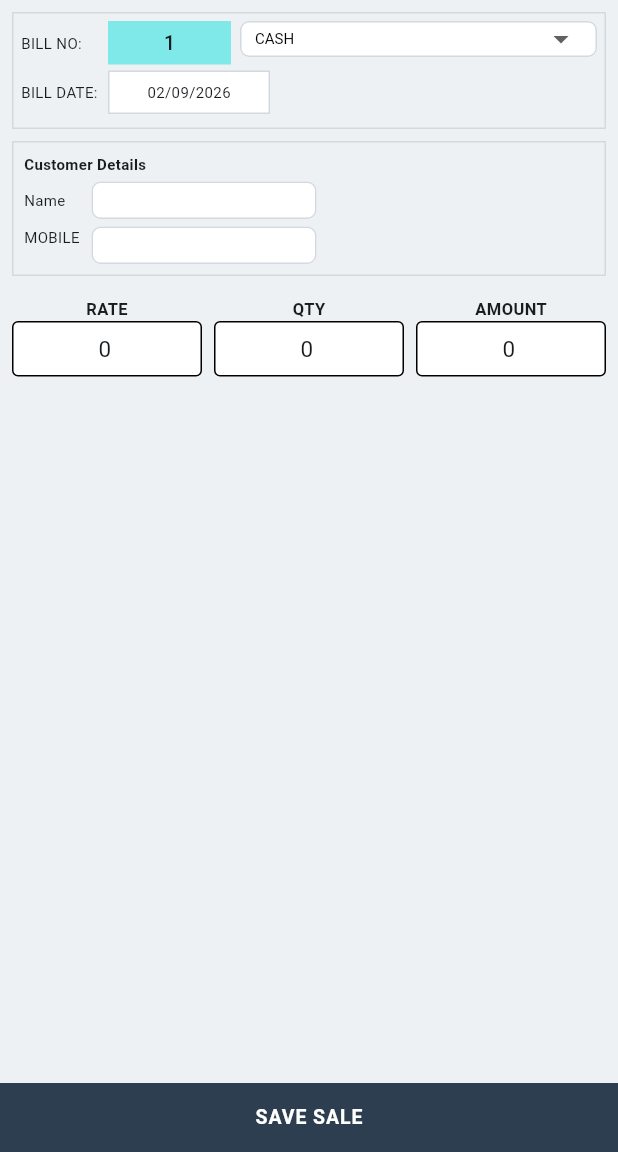
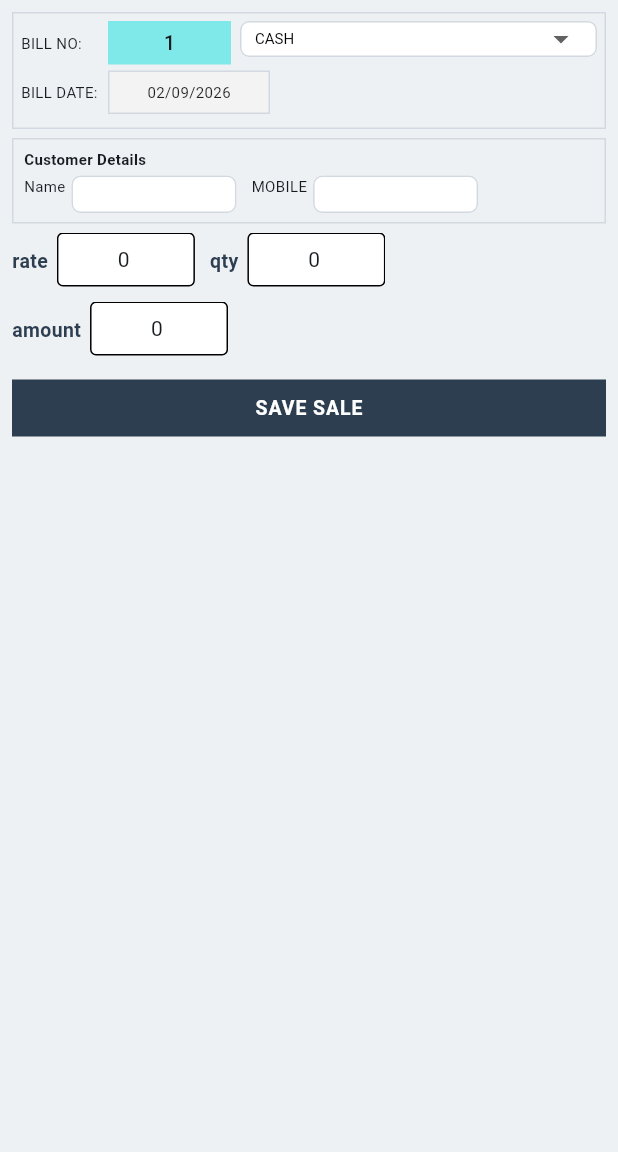
Before and after one commit to Vigneshwari116/sales, a Flutter app: the SalesBillScreen screen opened directly, on a phone screen of 412 x 824 dp, the part 84-1236 px from its top. Run offline on Flutter 3.47's test engine with Material 3 defaults, Android fonts, the phone set to English and light mode, and no system bars; our stand-ins replace connectivity_plus, pdf, printing, shared_preferences, sqflite, sqflite_common_ffi; accounts and stored records are empty; statements that could not run were skipped.

Commit message:
Polish sales bill layout, table columns, delete icon, and receipt PDF
- Make bill date read-only and compact name/mobile on one row
- Reorder excel columns to S.no, rate, qty, amount, total, CGST, SGST, IGST
- Show delete X on every row; inline bold rate/qty/amount entry labels
- Move SAVE SALE directly below table with smaller bar; tighten spacing
- Center receipt PDF on compact 80mm page sized to content

Co-authored-by: Vigneshwari116 <Vigneshwari116@users.noreply.github.com>

```diff
--- a/lib/screen/sales_bill_screen.dart
+++ b/lib/screen/sales_bill_screen.dart
@@ -50,8 +50,9 @@ class _SalesBillScreenState extends State<SalesBillScreen> {
   // ============================================================
 
   static const Color billNoColor = Color(0xFF7FE8E8);
-  static const double _entryBoxWidth = 100;
-  static const double _entryBoxHeight = 42;
+  static const double _entryBoxWidth = 92;
+  static const double _entryBoxHeight = 38;
+  static const double _entryLabelSize = 13.0;
   static const double _desktopBreakpoint = 900;
   static const double _sidebarBreakpoint = 700;
   static const double _sidebarWidth = 200;
@@ -459,10 +460,6 @@ class _SalesBillScreenState extends State<SalesBillScreen> {
   }
 
   void _removeItem(int index) {
-    if (!_editUnlocked) {
-      return;
-    }
-
     setState(() {
       _items.removeAt(index);
 
@@ -929,27 +926,26 @@ class _SalesBillScreenState extends State<SalesBillScreen> {
               children: [
                 _buildTopArea(),
                 const SizedBox(height: 6),
-                Center(child: _buildRateQtyAmount()),
+                _buildRateQtyAmount(),
                 const SizedBox(height: 6),
                 Align(
                   alignment: Alignment.topLeft,
                   child: _buildItemTableSection(),
                 ),
-              ],
-            ),
-          ),
-        ),
+                const SizedBox(height: 8),
                 _buildSaveSaleBar(),
               ],
+            ),
+          ),
+        ),
+      ],
     );
   }
 
   Widget _buildSaveSaleBar() {
-    return SafeArea(
-      top: false,
-      child: SizedBox(
+    return SizedBox(
       width: double.infinity,
-        height: 46,
+      height: 38,
       child: ElevatedButton(
         key: const Key('save_sale_bar_button'),
         onPressed: _saveBill,
@@ -958,6 +954,7 @@ class _SalesBillScreenState extends State<SalesBillScreen> {
           foregroundColor: Colors.white,
           elevation: 0,
           shape: const RoundedRectangleBorder(),
+          padding: const EdgeInsets.symmetric(vertical: 8),
           textStyle: const TextStyle(
             fontSize: AppTextSizes.buttonText,
             fontWeight: FontWeight.w700,
@@ -966,7 +963,6 @@ class _SalesBillScreenState extends State<SalesBillScreen> {
         ),
         child: const Text('SAVE SALE'),
       ),
-      ),
     );
   }
 
@@ -976,22 +972,24 @@ class _SalesBillScreenState extends State<SalesBillScreen> {
       children: [
         Expanded(
           child: SingleChildScrollView(
-            padding: const EdgeInsets.fromLTRB(8, 8, 8, 8),
+            padding: const EdgeInsets.fromLTRB(8, 8, 8, 4),
             child: Column(
               crossAxisAlignment: CrossAxisAlignment.stretch,
+              mainAxisSize: MainAxisSize.min,
               children: [
                 _buildBillDetails(mobile: true),
+                const SizedBox(height: 6),
+                _buildCustomerDetails(),
+                const SizedBox(height: 6),
+                _buildRateQtyAmount(mobile: true),
+                const SizedBox(height: 6),
+                _buildItemTableSection(mobile: true),
                 const SizedBox(height: 8),
-                _buildCustomerDetails(),
-                const SizedBox(height: 10),
-                _buildRateQtyAmount(mobile: true),
-                const SizedBox(height: 10),
-                _buildItemTableSection(mobile: true),
-              ],
-            ),
-          ),
-        ),
                 _buildSaveSaleBar(),
+              ],
+            ),
+          ),
+        ),
       ],
     );
   }
@@ -1043,15 +1041,12 @@ class _SalesBillScreenState extends State<SalesBillScreen> {
     return Row(
       crossAxisAlignment: CrossAxisAlignment.start,
       children: [
-        Expanded(
-          flex: 4,
+        SizedBox(
+          width: 300,
           child: _buildBillDetails(),
         ),
-        const SizedBox(width: 6),
-        Expanded(
-          flex: 6,
-          child: _buildCustomerDetails(),
-        ),
+        const SizedBox(width: 8),
+        _buildCustomerDetails(),
       ],
     );
   }
@@ -1202,33 +1197,24 @@ class _SalesBillScreenState extends State<SalesBillScreen> {
               ),
 
               InkWell(
-                onTap: _selectDate,
-
+                onTap: null,
                 child: Container(
                   width: 108,
                   height: 29,
-
-                  alignment:
-                  Alignment.center,
-
-                  decoration:
-                  BoxDecoration(
-                    color: Colors.white,
-                    border:
-                    Border.all(
-                      color:
-                      AppColors.border,
-                    ),
-                  ),
-
+                  alignment: Alignment.center,
+                  decoration: BoxDecoration(
+                    color: const Color(0xFFF3F3F3),
+                    border: Border.all(
+                      color: AppColors.border,
+                    ),
+                  ),
                   child: Text(
                     '${_billDate.day.toString().padLeft(2, '0')}/'
                         '${_billDate.month.toString().padLeft(2, '0')}/'
                         '${_billDate.year}',
-
-                    style:
-                    const TextStyle(
+                    style: const TextStyle(
                       fontSize: 10,
+                      color: Colors.black87,
                     ),
                   ),
                 ),
@@ -1251,61 +1237,49 @@ class _SalesBillScreenState extends State<SalesBillScreen> {
       decoration: BoxDecoration(
         border: Border.all(color: AppColors.border),
       ),
-      padding: const EdgeInsets.all(7),
+      padding: const EdgeInsets.symmetric(horizontal: 7, vertical: 6),
       child: Column(
         crossAxisAlignment: CrossAxisAlignment.start,
+        mainAxisSize: MainAxisSize.min,
         children: [
           const Text(
             'Customer Details',
             style: TextStyle(fontSize: 10, fontWeight: FontWeight.bold),
           ),
-          const SizedBox(height: 5),
+          const SizedBox(height: 4),
           Row(
-            children: [
-              const SizedBox(
-                width: 45,
-                child: Text(
+            mainAxisSize: MainAxisSize.min,
+            crossAxisAlignment: CrossAxisAlignment.start,
+            children: [
+              const Text(
                 'Name',
-                  style: TextStyle(
-                    fontSize: 10,
-                  ),
-                ),
-              ),
+                style: TextStyle(fontSize: 10),
+              ),
+              const SizedBox(width: 4),
               SizedBox(
-                width: 150,
+                width: 110,
                 child: _smallTextField(
                   _customerNameController,
                 ),
               ),
-            ],
-          ),
-          const SizedBox(height: 5),
-          Row(
-            crossAxisAlignment: CrossAxisAlignment.start,
-            children: [
-              const SizedBox(
-                width: 45,
-                child: Text(
+              const SizedBox(width: 10),
+              const Text(
                 'MOBILE',
-                  style: TextStyle(
-                    fontSize: 10,
-                  ),
-                ),
-              ),
-              Expanded(
-                child: Column(
-                  crossAxisAlignment: CrossAxisAlignment.start,
-                  children: [
-                    GestureDetector(
+                style: TextStyle(fontSize: 10),
+              ),
+              const SizedBox(width: 4),
+              SizedBox(
+                width: 110,
+                child: GestureDetector(
                   onDoubleTap: _onMobileDoubleTap,
-                      child: SizedBox(
-                        width: 150,
                   child: _smallTextField(
                     _mobileController,
                     number: true,
                     fieldKey: const Key('bill_mobile_field'),
                   ),
                 ),
+              ),
+            ],
           ),
           if (_showPasswordField && !_editUnlocked) ...[
             const SizedBox(height: 6),
@@ -1346,8 +1320,7 @@ class _SalesBillScreenState extends State<SalesBillScreen> {
                     key: const Key('bill_edit_password_ok'),
                     onPressed: _tryUnlockEdit,
                     style: ElevatedButton.styleFrom(
-                                padding:
-                                    const EdgeInsets.symmetric(horizontal: 10),
+                      padding: const EdgeInsets.symmetric(horizontal: 10),
                       minimumSize: const Size(0, 30),
                       tapTargetSize: MaterialTapTargetSize.shrinkWrap,
                     ),
@@ -1378,11 +1351,6 @@ class _SalesBillScreenState extends State<SalesBillScreen> {
                   color: AppColors.success,
                 ),
               ),
-                      ),
-                  ],
-                ),
-              ),
-            ],
             ),
         ],
       ),
@@ -1454,14 +1422,13 @@ class _SalesBillScreenState extends State<SalesBillScreen> {
     );
   }
 
-  Widget _buildEntryField({
+  Widget _buildInlineEntryField({
     required String label,
     required TextEditingController controller,
     FocusNode? focusNode,
     ValueChanged<String>? onChanged,
     VoidCallback? onSubmitted,
     bool readOnly = false,
-    bool fullWidth = false,
     bool blockTabTraversal = false,
     TextInputAction? textInputAction,
     Key? fieldKey,
@@ -1484,7 +1451,7 @@ class _SalesBillScreenState extends State<SalesBillScreen> {
       onChanged: onChanged,
       onSubmitted: onSubmitted == null ? null : (_) => onSubmitted(),
       decoration: _entryDecoration(),
-      style: const TextStyle(fontSize: 15, height: 1),
+      style: const TextStyle(fontSize: 14, height: 1),
     );
 
     if (blockTabTraversal) {
@@ -1500,21 +1467,37 @@ class _SalesBillScreenState extends State<SalesBillScreen> {
       );
     }
 
-    return _buildEntryBox(
-      label: label,
-      fullWidth: fullWidth,
-      child: field,
+    return Row(
+      mainAxisSize: MainAxisSize.min,
+      crossAxisAlignment: CrossAxisAlignment.center,
+      children: [
+        Text(
+          label,
+          style: const TextStyle(
+            fontSize: _entryLabelSize,
+            fontWeight: FontWeight.w700,
+            color: AppColors.navy,
+          ),
+        ),
+        const SizedBox(width: 6),
+        SizedBox(
+          width: _entryBoxWidth,
+          height: _entryBoxHeight,
+          child: ClipRect(child: field),
+        ),
+      ],
     );
   }
 
   Widget _buildRateQtyAmount({bool mobile = false}) {
     final fields = mobile
-        ? Row(
-            crossAxisAlignment: CrossAxisAlignment.end,
-            children: [
-              Expanded(
-                child: _buildEntryField(
-                  label: 'RATE',
+        ? Wrap(
+            spacing: 10,
+            runSpacing: 8,
+            crossAxisAlignment: WrapCrossAlignment.center,
+            children: [
+              _buildInlineEntryField(
+                label: 'rate',
                 controller: _rateController,
                 focusNode: _rateFocus,
                 onChanged: _rateChanged,
@@ -1522,13 +1505,9 @@ class _SalesBillScreenState extends State<SalesBillScreen> {
                 blockTabTraversal: true,
                 textInputAction: TextInputAction.next,
                 fieldKey: const Key('bill_rate_field'),
-                  fullWidth: true,
-                ),
-              ),
-              const SizedBox(width: 8),
-              Expanded(
-                child: _buildEntryField(
-                  label: 'QTY',
+              ),
+              _buildInlineEntryField(
+                label: 'qty',
                 controller: _qtyController,
                 focusNode: _qtyFocus,
                 onChanged: _qtyChanged,
@@ -1536,26 +1515,20 @@ class _SalesBillScreenState extends State<SalesBillScreen> {
                 blockTabTraversal: true,
                 textInputAction: TextInputAction.done,
                 fieldKey: const Key('bill_qty_field'),
-                  fullWidth: true,
-                ),
-              ),
-              const SizedBox(width: 8),
-              Expanded(
-                child: _buildEntryField(
-                  label: 'AMOUNT',
+              ),
+              _buildInlineEntryField(
+                label: 'amount',
                 controller: _amountController,
                 readOnly: true,
-                  fullWidth: true,
-                ),
               ),
             ],
           )
         : Row(
             mainAxisSize: MainAxisSize.min,
-            crossAxisAlignment: CrossAxisAlignment.end,
-            children: [
-              _buildEntryField(
-                label: 'RATE',
+            crossAxisAlignment: CrossAxisAlignment.center,
+            children: [
+              _buildInlineEntryField(
+                label: 'rate',
                 controller: _rateController,
                 focusNode: _rateFocus,
                 onChanged: _rateChanged,
@@ -1564,9 +1537,9 @@ class _SalesBillScreenState extends State<SalesBillScreen> {
                 textInputAction: TextInputAction.next,
                 fieldKey: const Key('bill_rate_field'),
               ),
-              const SizedBox(width: 12),
-              _buildEntryField(
-                label: 'QTY',
+              const SizedBox(width: 14),
+              _buildInlineEntryField(
+                label: 'qty',
                 controller: _qtyController,
                 focusNode: _qtyFocus,
                 onChanged: _qtyChanged,
@@ -1575,9 +1548,9 @@ class _SalesBillScreenState extends State<SalesBillScreen> {
                 textInputAction: TextInputAction.done,
                 fieldKey: const Key('bill_qty_field'),
               ),
-              const SizedBox(width: 12),
-              _buildEntryField(
-                label: 'AMOUNT',
+              const SizedBox(width: 14),
+              _buildInlineEntryField(
+                label: 'amount',
                 controller: _amountController,
                 readOnly: true,
               ),
@@ -1587,7 +1560,7 @@ class _SalesBillScreenState extends State<SalesBillScreen> {
     return Column(
       mainAxisSize: MainAxisSize.min,
       crossAxisAlignment:
-          mobile ? CrossAxisAlignment.stretch : CrossAxisAlignment.center,
+          mobile ? CrossAxisAlignment.start : CrossAxisAlignment.start,
       children: [
         fields,
         if (_rateError != null) ...[
@@ -1614,58 +1587,15 @@ class _SalesBillScreenState extends State<SalesBillScreen> {
     );
   }
 
-  Widget _buildEntryBox({
-    required String label,
-    required Widget child,
-    bool fullWidth = false,
-  }) {
-    return SizedBox(
-      width: fullWidth ? double.infinity : _entryBoxWidth,
-      child: Column(
-        mainAxisSize: MainAxisSize.min,
-        children: [
-          SizedBox(
-            height: 18,
-            child: Align(
-              alignment: Alignment.bottomCenter,
-              child: Text(
-                label,
-                maxLines: 1,
-                overflow: TextOverflow.ellipsis,
-                style: const TextStyle(
-                  fontWeight: FontWeight.bold,
-                  fontSize: 11,
-                  height: 1,
-                ),
-              ),
-            ),
-          ),
-          const SizedBox(height: 2),
-          SizedBox(
-            height: _entryBoxHeight,
-            width: fullWidth ? double.infinity : _entryBoxWidth,
-            child: ClipRect(
-              child: child,
-            ),
-          ),
-        ],
-      ),
-    );
-  }
-
   // ============================================================
   // ITEM TABLE
   //
   // BEFORE ITEM (Enter on Qty adds first row):
   //
-  // S.NO | QTY | RATE | AMOUNT | Total
-  //
-  // AFTER ITEM:
-  //
-  // S.NO | QTY | RATE | AMOUNT | Total | CGST % | SGST % | IGST
-  // ============================================================
-
-  double _tableWidth(bool showTax) => showTax ? 624 : 480;
+  // S.NO | RATE | QTY | AMOUNT | Total | CGST % | SGST % | IGST | X
+  // ============================================================
+
+  double _tableWidth(bool showTax) => (showTax ? 624 : 480) + 34;
 
   Widget _buildItemTableSection({bool mobile = false}) {
     if (_items.isEmpty) {
@@ -1676,7 +1606,7 @@ class _SalesBillScreenState extends State<SalesBillScreen> {
     final width = _tableWidth(showTax);
 
     return Container(
-      padding: const EdgeInsets.all(6),
+      padding: const EdgeInsets.all(4),
       decoration: BoxDecoration(
         color: AppColors.cardWhite,
         border: Border.all(color: AppColors.border),
@@ -1744,8 +1674,8 @@ class _SalesBillScreenState extends State<SalesBillScreen> {
       child: Row(
         children: [
           _tableHeaderCell('S.no', 55),
+          _tableHeaderCell('RATE', 75),
           _tableHeaderCell('Qty', 65),
-          _tableHeaderCell('RATE', 75),
           _tableHeaderCell('AMOUNT', 95),
           _tableHeaderCell('Total', 95, last: !showTax),
           if (showTax) ...[
@@ -1753,7 +1683,7 @@ class _SalesBillScreenState extends State<SalesBillScreen> {
             _tableHeaderCell('SGST %', 70),
             _tableHeaderCell('IGST', 65),
           ],
-          if (_editUnlocked) _tableDeleteHeaderCell(),
+          _tableDeleteHeaderCell(),
         ],
       ),
     );
@@ -1899,16 +1829,16 @@ class _SalesBillScreenState extends State<SalesBillScreen> {
         child: Row(
           children: [
             _tableDataCell('${index + 1}', 55),
+            _tableDataCell(_format(item.rate), 75),
             _tableDataCell(_format(item.qty), 65),
-            _tableDataCell(_format(item.rate), 75),
             _tableDataCell(_format(item.amount), 95),
             _tableDataCell(_format(item.grossAmt), 95, last: !showTax),
             if (showTax) ...[
               _tableDataCell(_format(item.cgstPct), 70),
               _tableDataCell(_format(item.sgstPct), 70),
-              _tableDataCell(_format(item.igst), 65, last: !_editUnlocked),
-            ],
-            if (_editUnlocked) _buildDeleteCell(index),
+              _tableDataCell(_format(item.igst), 65),
+            ],
+            _buildDeleteCell(index),
           ],
         ),
       ),
@@ -1978,7 +1908,7 @@ class _SalesBillScreenState extends State<SalesBillScreen> {
           bottom: BorderSide(color: AppColors.border),
         ),
       ),
-      padding: const EdgeInsets.symmetric(horizontal: 10, vertical: 8),
+      padding: const EdgeInsets.symmetric(horizontal: 8, vertical: 6),
       child: Column(
         crossAxisAlignment: CrossAxisAlignment.stretch,
         mainAxisSize: MainAxisSize.min,
@@ -2025,31 +1955,6 @@ class _SalesBillScreenState extends State<SalesBillScreen> {
   }
 
   // ============================================================
-  // DATE
-  // ============================================================
-
-  Future<void> _selectDate() async {
-    final DateTime? picked =
-    await showDatePicker(
-      context: context,
-
-      initialDate: _billDate,
-
-      firstDate:
-      DateTime(2020),
-
-      lastDate:
-      DateTime(2100),
-    );
-
-    if (picked != null) {
-      setState(() {
-        _billDate = picked;
-      });
-    }
-  }
-
-  // ============================================================
   // DISPOSE
   // ============================================================
 
--- a/lib/services/bill_print_service.dart
+++ b/lib/services/bill_print_service.dart
@@ -68,32 +68,28 @@ class BillPrintService {
     final doc = pw.Document();
     final style = pw.TextStyle(
       font: pw.Font.courier(),
-      fontSize: type == PrinterType.thermal ? 8 : 10,
-      lineSpacing: 1.2,
+      fontSize: type == PrinterType.thermal ? 8 : 9,
+      lineSpacing: 1.15,
     );
 
-    final PdfPageFormat pageFormat;
-    if (type == PrinterType.thermal) {
-      final lineCount = text.split('\n').length;
-      final heightMm = (lineCount * 4.2 + 12).clamp(100.0, 600.0);
-      pageFormat = PdfPageFormat(
-        80 * PdfPageFormat.mm,
-        heightMm * PdfPageFormat.mm,
-        marginAll: 4 * PdfPageFormat.mm,
-      );
-    } else {
-      pageFormat = PdfPageFormat.a4.copyWith(
-        marginTop: 12 * PdfPageFormat.mm,
-        marginBottom: 12 * PdfPageFormat.mm,
-        marginLeft: 12 * PdfPageFormat.mm,
-        marginRight: 12 * PdfPageFormat.mm,
-      );
-    }
+    final lines = text.split('\n');
+    final lineCount = lines.length;
+    final heightMm = (lineCount * 3.8 + 8).clamp(90.0, 420.0);
+    final pageFormat = PdfPageFormat(
+      80 * PdfPageFormat.mm,
+      heightMm * PdfPageFormat.mm,
+      marginAll: 3 * PdfPageFormat.mm,
+    );
 
     doc.addPage(
       pw.Page(
         pageFormat: pageFormat,
-        build: (context) => pw.Text(text, style: style),
+        build: (context) => pw.Center(
+          child: pw.SizedBox(
+            width: 72 * PdfPageFormat.mm,
+            child: pw.Text(text, style: style),
+          ),
+        ),
       ),
     );
 
--- a/lib/services/receipt_service.dart
+++ b/lib/services/receipt_service.dart
@@ -3,7 +3,7 @@ import 'package:sales/models/sale_bill.dart';
 import 'package:sales/screen/bill_item.dart';
 
 class ReceiptService {
-  static const String businessName = 'R K S ENTERPRIISES';
+  static const String businessName = 'R K S ENTERPRISES';
   static const String businessAddress =
       '47/3/4, 2nd Cross KUDULU MAIN ROAD, Bangalore-68';
   static const String gstin = '29FNIPS8082N1ZS';
```
Also changed, not shown: 1 other file. Lines whose indentation alone changed are shown as unchanged.
